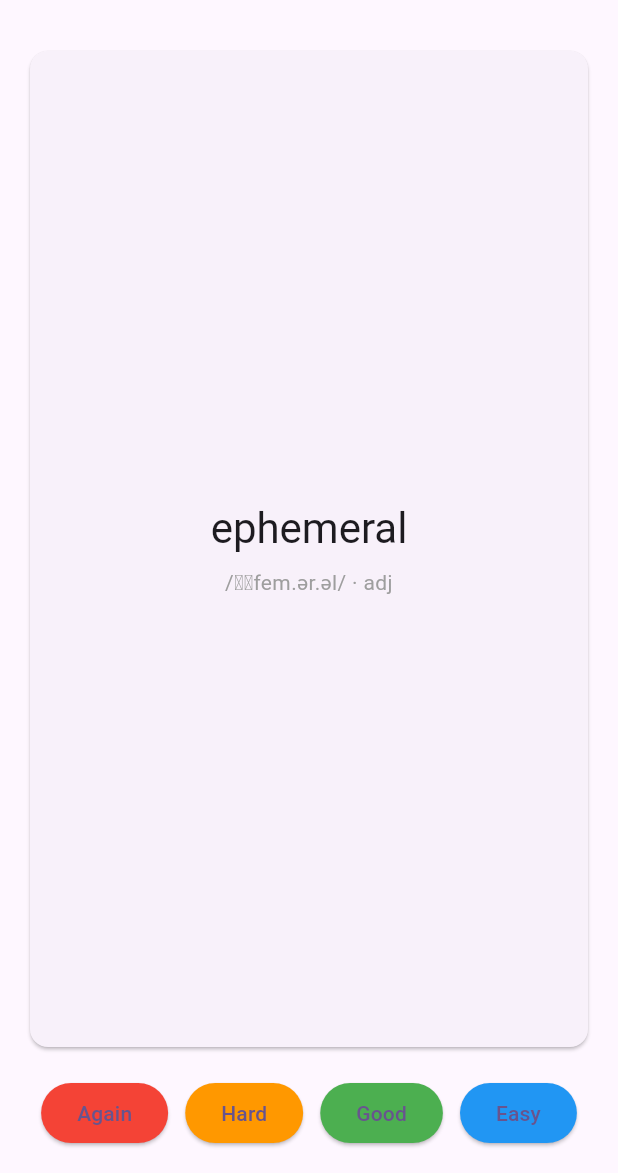
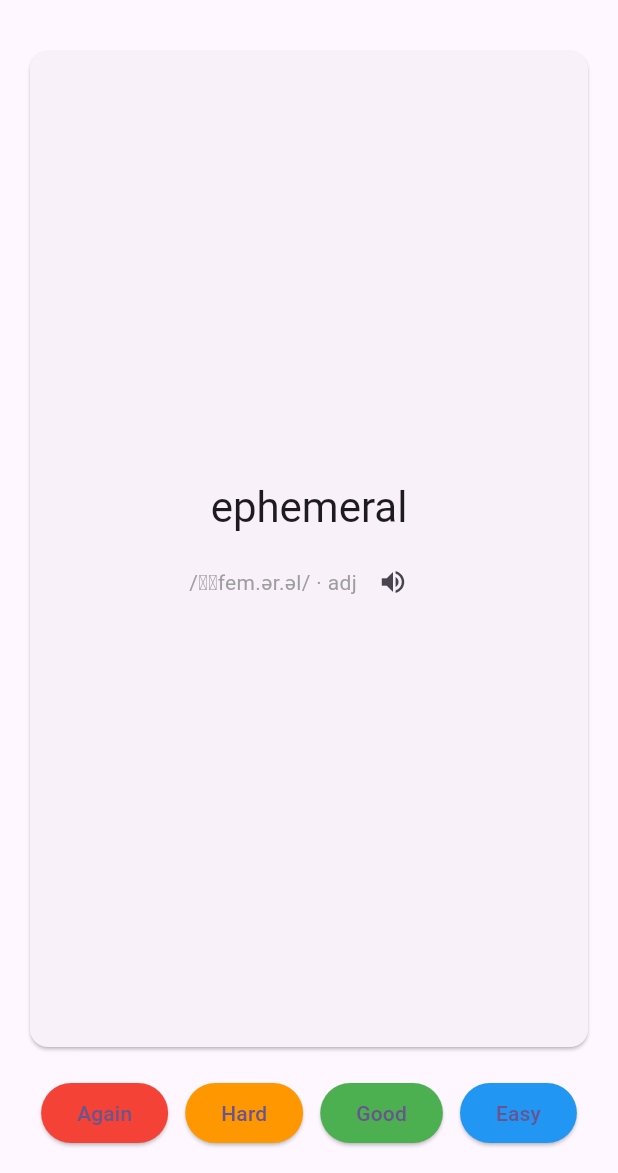
Before and after one commit to minhduc3404/voca, a Flutter app: the screen it shows after launch, on a phone screen of 412 x 824 dp, the part 63-1236 px from its top. Run offline on Flutter 3.47's test engine with Material 3 defaults, Android fonts, the phone set to English and light mode, and no system bars; our stand-ins replace drift, drift_flutter, flutter_riverpod, flutter_tts; accounts and stored records are empty; generated files the repository leaves out were written again.

Commit message:
feat(study): phát âm (TTS) cho thẻ từ vựng
Nút loa trên mặt trước WordCard, bấm để nghe phát âm term bằng flutter_tts
(en-US). Theo task contract docs/tasks/2026-07-30-tts-pronunciation.md.

- data/tts_service.dart: interface TtsService + FlutterTtsService — tách
  interface để test override được, không đụng platform channel thật trong
  flutter test (cùng lý do phải override progressRepositoryProvider trước
  đây)
- application/providers.dart: +ttsServiceProvider
- presentation/widgets/word_card.dart: +onSpeak callback (VoidCallback) —
  giữ đúng pattern "dumb widget" như ControlBar, không tự biết TTS tồn tại
- presentation/memo_screen.dart: wiring onSpeak → ttsServiceProvider

Test: word_card_test.dart (2 case — bấm nút loa không lật thẻ, bấm thẻ vẫn
lật bình thường). Toàn suite 25/25 pass, dart analyze sạch.

Chưa verify được audio thật — sandbox không có thiết bị âm thanh, chỉ
verify wiring qua callback/fake.

Co-Authored-By: Claude Sonnet 5 <noreply@anthropic.com>
Claude-Session: https://claude.ai/code/session_011stk9UFKGHmYSo5Q6BmMVU

```diff
--- a/lib/features/study/application/providers.dart
+++ b/lib/features/study/application/providers.dart
@@ -2,6 +2,7 @@ import 'package:flutter_riverpod/flutter_riverpod.dart';
 
 import '../../../core/providers.dart';
 import '../data/drift_progress_repository.dart';
+import '../data/tts_service.dart';
 import '../domain/progress_repository.dart';
 
 /// Điểm nối duy nhất giữa application và implementation cụ thể của
@@ -12,3 +13,7 @@ final progressRepositoryProvider = Provider<ProgressRepository>((ref) {
   final db = ref.watch(appDatabaseProvider);
   return DriftProgressRepository(db);
 });
+
+final ttsServiceProvider = Provider<TtsService>((ref) {
+  return FlutterTtsService();
+});
--- a/lib/features/study/presentation/memo_screen.dart
+++ b/lib/features/study/presentation/memo_screen.dart
@@ -3,6 +3,7 @@ import 'package:flutter_riverpod/flutter_riverpod.dart';
 
 import 'package:voca_app/l10n/arb/app_localizations.dart';
 
+import '../application/providers.dart';
 import '../application/session_controller.dart';
 import '../domain/study_rating.dart';
 import 'widgets/control_bar.dart';
@@ -47,7 +48,12 @@ class _SessionBody extends ConsumerWidget {
       padding: const EdgeInsets.all(16),
       child: Column(
         children: [
-          Expanded(child: WordCard(card: card)),
+          Expanded(
+            child: WordCard(
+              card: card,
+              onSpeak: () => ref.read(ttsServiceProvider).speak(card.term),
+            ),
+          ),
           const SizedBox(height: 16),
           ControlBar(
             onAgain: () => controller.submitAnswer(StudyRating.again),
--- a/lib/features/study/presentation/widgets/word_card.dart
+++ b/lib/features/study/presentation/widgets/word_card.dart
@@ -2,12 +2,16 @@ import 'package:flutter/material.dart';
 
 import '../../domain/study_card.dart';
 
-/// Hiển thị mặt trước (term + phiên âm + từ loại) / mặt sau (definition +
-/// câu ví dụ) của thẻ học, chạm để lật.
+/// Hiển thị mặt trước (term + phiên âm + từ loại + nút loa) / mặt sau
+/// (definition + câu ví dụ) của thẻ học, chạm để lật.
 class WordCard extends StatefulWidget {
-  const WordCard({required this.card, super.key});
+  const WordCard({required this.card, required this.onSpeak, super.key});
 
   final StudyCard card;
+
+  /// Gọi khi bấm nút loa — không phụ thuộc TTS trực tiếp, giống pattern
+  /// [ControlBar] (widget "dumb", caller quyết định hành vi thật).
+  final VoidCallback onSpeak;
 
   @override
   State<WordCard> createState() => _WordCardState();
@@ -36,7 +40,11 @@ class _WordCardState extends State<WordCard> {
           child: Center(
             child: _showDefinition
                 ? _CardBack(card: widget.card, textTheme: textTheme)
-                : _CardFront(card: widget.card, textTheme: textTheme),
+                : _CardFront(
+                    card: widget.card,
+                    textTheme: textTheme,
+                    onSpeak: widget.onSpeak,
+                  ),
           ),
         ),
       ),
@@ -45,10 +53,15 @@ class _WordCardState extends State<WordCard> {
 }
 
 class _CardFront extends StatelessWidget {
-  const _CardFront({required this.card, required this.textTheme});
+  const _CardFront({
+    required this.card,
+    required this.textTheme,
+    required this.onSpeak,
+  });
 
   final StudyCard card;
   final TextTheme textTheme;
+  final VoidCallback onSpeak;
 
   @override
   Widget build(BuildContext context) {
@@ -61,12 +74,21 @@ class _CardFront extends StatelessWidget {
           textAlign: TextAlign.center,
         ),
         const SizedBox(height: 8),
-        Text(
-          card.partOfSpeech == null
-              ? card.phonetic
-              : '${card.phonetic} · ${card.partOfSpeech}',
-          style: textTheme.bodyMedium?.copyWith(color: Colors.grey),
-          textAlign: TextAlign.center,
+        Row(
+          mainAxisSize: MainAxisSize.min,
+          children: [
+            Text(
+              card.partOfSpeech == null
+                  ? card.phonetic
+                  : '${card.phonetic} · ${card.partOfSpeech}',
+              style: textTheme.bodyMedium?.copyWith(color: Colors.grey),
+            ),
+            IconButton(
+              icon: const Icon(Icons.volume_up, size: 20),
+              tooltip: 'Nghe phát âm',
+              onPressed: onSpeak,
+            ),
+          ],
         ),
       ],
     );
--- a/pubspec.yaml
+++ b/pubspec.yaml
@@ -45,6 +45,7 @@ dependencies:
   shared_preferences: ^2.5.5
   intl: ^0.20.2
   flutter_svg: ^2.2.4
+  flutter_tts: ^4.2.5
 
 dev_dependencies:
   flutter_test:
```
Also changed, not shown: lib/features/study/data/tts_service.dart (added, +20 -0 lines), pubspec.lock, 2 other files.
